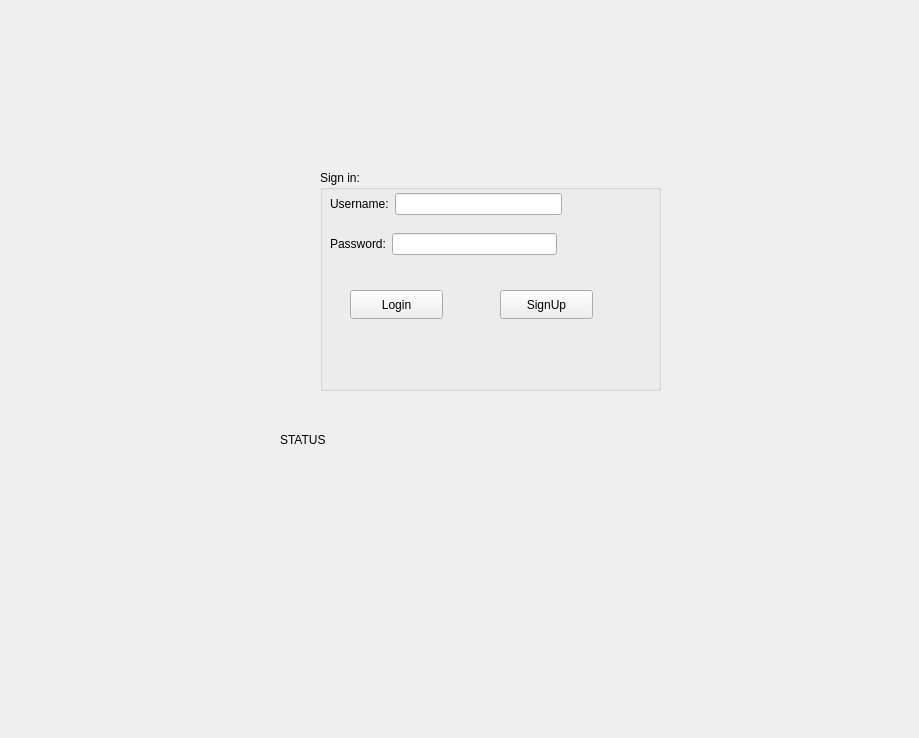
TadrosMaged/TicTacToe_Game, file Qt_2/loginpage.ui: the form before one commit.
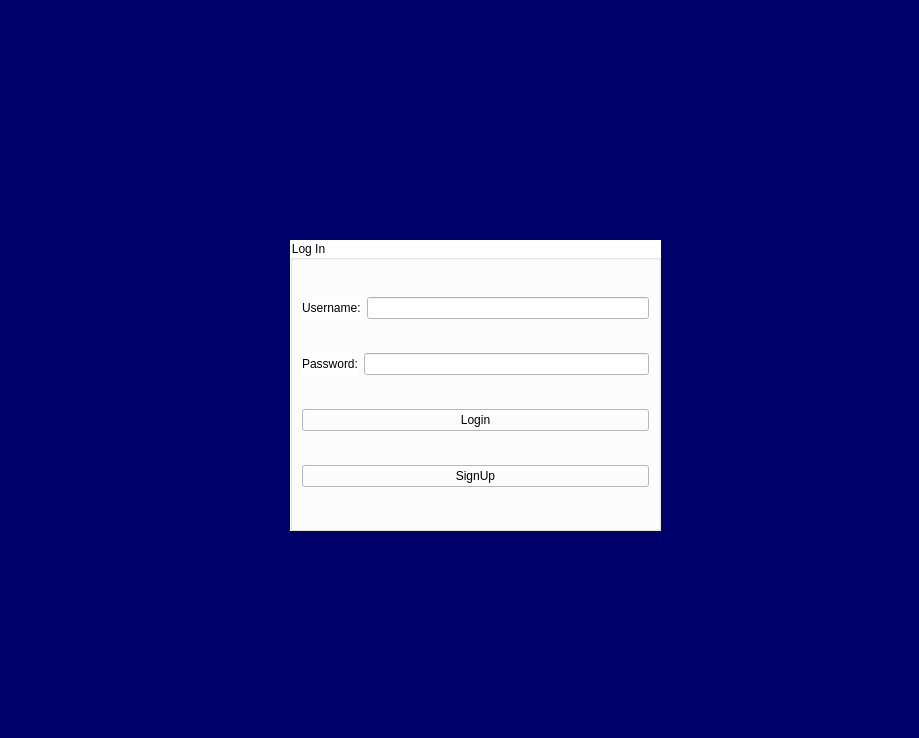
The form after the commit.

Commit message: Background image added, buttons modified

What changed in the file:
```diff
--- a/Qt_2/loginpage.ui
+++ b/Qt_2/loginpage.ui
@@ -13,66 +13,27 @@
   <property name="windowTitle">
    <string>Form</string>
   </property>
-  <widget class="QLabel" name="label">
-   <property name="geometry">
-    <rect>
-     <x>280</x>
-     <y>430</y>
-     <width>63</width>
-     <height>20</height>
-    </rect>
-   </property>
-   <property name="text">
-    <string>STATUS</string>
-   </property>
-  </widget>
+  <property name="styleSheet">
+   <string notr="true">background-color: rgb(0, 0, 106);</string>
+  </property>
   <widget class="QGroupBox" name="groupBox">
    <property name="geometry">
     <rect>
-     <x>320</x>
-     <y>170</y>
-     <width>341</width>
-     <height>221</height>
+     <x>290</x>
+     <y>240</y>
+     <width>371</width>
+     <height>291</height>
     </rect>
    </property>
+   <property name="styleSheet">
+    <string notr="true">
+background-color: rgb(255, 255, 255);</string>
+   </property>
    <property name="title">
-    <string>Sign in:</string>
+    <string>Log In</string>
    </property>
-   <widget class="QPushButton" name="pushButton">
-    <property name="geometry">
-     <rect>
-      <x>30</x>
-      <y>120</y>
-      <width>93</width>
-      <height>29</height>
-     </rect>
-    </property>
-    <property name="text">
-     <string>Login</string>
-    </property>
-   </widget>
-   <widget class="QPushButton" name="pushButton_2">
-    <property name="geometry">
-     <rect>
-      <x>180</x>
-      <y>120</y>
-      <width>93</width>
-      <height>29</height>
-     </rect>
-    </property>
-    <property name="text">
-     <string>SignUp</string>
-    </property>
-   </widget>
-   <widget class="QWidget" name="">
-    <property name="geometry">
-     <rect>
-      <x>10</x>
-      <y>20</y>
-      <width>232</width>
-      <height>28</height>
-     </rect>
-    </property>
+   <layout class="QVBoxLayout" name="verticalLayout">
+    <item>
     <layout class="QHBoxLayout" name="horizontalLayout">
      <item>
       <widget class="QLabel" name="label_4">
@@ -85,16 +46,8 @@
       <widget class="QLineEdit" name="lineEdit_user"/>
      </item>
     </layout>
-   </widget>
-   <widget class="QWidget" name="">
-    <property name="geometry">
-     <rect>
-      <x>10</x>
-      <y>60</y>
-      <width>227</width>
-      <height>28</height>
-     </rect>
-    </property>
+    </item>
+    <item>
     <layout class="QHBoxLayout" name="horizontalLayout_2">
      <item>
       <widget class="QLabel" name="label_3">
@@ -111,7 +64,22 @@
       </widget>
      </item>
     </layout>
-   </widget>
+    </item>
+    <item>
+     <widget class="QPushButton" name="pushButton">
+      <property name="text">
+       <string>Login</string>
+      </property>
+     </widget>
+    </item>
+    <item>
+     <widget class="QPushButton" name="pushButton_2">
+      <property name="text">
+       <string>SignUp</string>
+      </property>
+     </widget>
+    </item>
+   </layout>
   </widget>
  </widget>
  <resources/>
```
Lines whose indentation alone changed are shown as unchanged. The commit also changes 7 other files.
